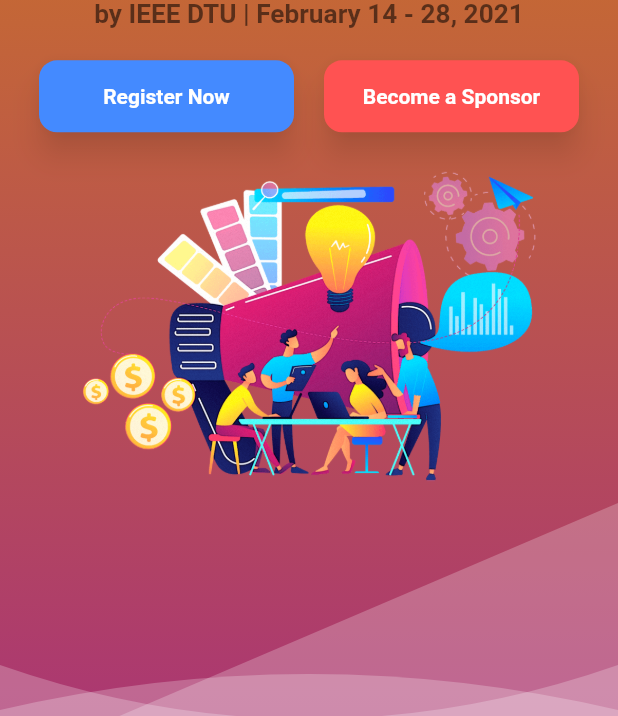
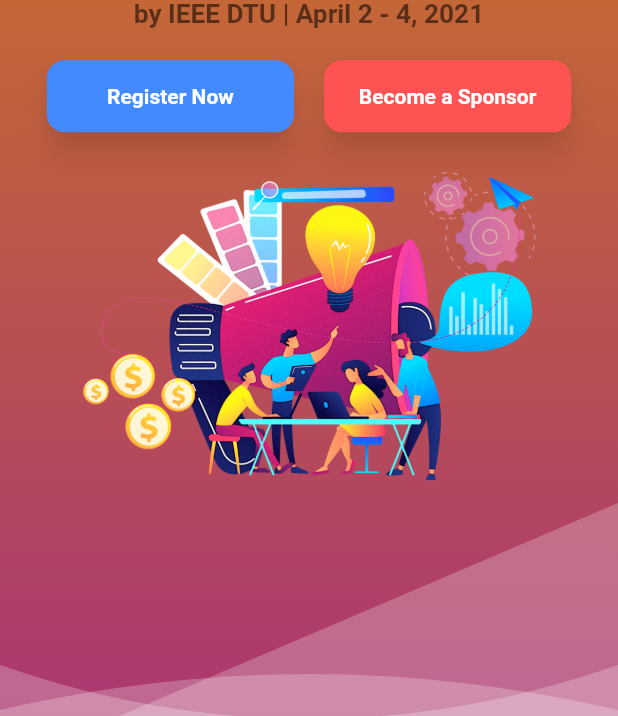
Before and after one commit to IEEEDTUCS/vihaan-21, a Flutter app: the screen it shows after launch, on a phone screen of 412 x 824 dp, the part 520-1236 px from its top. Run offline on Flutter 3.47's test engine with Material 2 defaults, Android fonts, the phone set to English and light mode, and no system bars; drawn by our look-alikes of scroll_to_index; our stand-ins replace expansion_tile_card, simple_animations; missing offline and left inert: dart:html, hovering; network calls fail; key blocks and very long unbroken strings in the code were emptied for the run.

Commit message:
fixed and hosted mobile site

```diff
--- a/lib/homepage/mobile_homepage.dart
+++ b/lib/homepage/mobile_homepage.dart
@@ -1,15 +1,11 @@
-import 'dart:math' as math;
-
 import 'package:flutter/material.dart';
 import 'package:scroll_to_index/scroll_to_index.dart';
 import 'package:vihaan_new/screensmobile/aboutus_m.dart';
-import 'package:vihaan_new/screensmobile/judges_m.dart';
-import 'package:vihaan_new/screensmobile/sponsor_m.dart';
+import 'package:vihaan_new/screensmobile/contactus_m.dart';
 import 'package:vihaan_new/screensmobile/faq_m.dart';
 import 'package:vihaan_new/screensmobile/landingpage_m.dart';
+import 'package:vihaan_new/screensmobile/sponsor_m.dart';
 import 'package:vihaan_new/screensmobile/team_m.dart';
-import 'package:vihaan_new/screensDesktop/timelinePage.dart';
-import 'package:vihaan_new/screensmobile/contactus_m.dart';
 
 class MobileHomePage extends StatefulWidget {
   final AutoScrollController controller;
@@ -20,12 +16,9 @@ class MobileHomePage extends StatefulWidget {
 }
 
 class _MobileHomePageState extends State<MobileHomePage> {
-  static const maxCount = 100;
-  final random = math.Random();
   final scrollDirection = Axis.vertical;
 
   AutoScrollController controller;
-  List<List<int>> randomList;
   Widget _wrapScrollTag({int index, Widget child}) => AutoScrollTag(
         key: ValueKey(index),
         controller: controller,
@@ -38,8 +31,6 @@ class _MobileHomePageState extends State<MobileHomePage> {
   void initState() {
     super.initState();
     controller = AutoScrollController(axis: scrollDirection);
-    randomList = List.generate(maxCount,
-        (index) => <int>[index, (1000 * random.nextDouble()).toInt()]);
   }
 
   @override
@@ -58,7 +49,15 @@ class _MobileHomePageState extends State<MobileHomePage> {
               decoration: BoxDecoration(
                 color: Colors.black,
               ),
-              child: Image(image: AssetImage("images/Vihaan_Logo.png")),
+              child: InkWell(
+                onTap: () {
+                  controller.scrollToIndex(0);
+                  Navigator.pop(context);
+                },
+                child: Image(
+                  image: AssetImage("images/Vihaan_Logo.png"),
+                ),
+              ),
             ),
             ListTile(
               title: Text('About Us'),
@@ -147,7 +146,9 @@ class _MobileHomePageState extends State<MobileHomePage> {
       ),
       body: SingleChildScrollView(
         controller: controller,
+        physics: BouncingScrollPhysics(),
         child: Column(
+          mainAxisSize: MainAxisSize.min,
           children: [
             //TODO: Vihaan Home Page
             _wrapScrollTag(
@@ -191,9 +192,8 @@ class _MobileHomePageState extends State<MobileHomePage> {
               child: Container(
                 height: MediaQuery.of(context).size.height * 1.5,
                 width: MediaQuery.of(context).size.width,
-                child: Stack(children: [
-                  TimelinePage(),
-                ]),
+                color: Colors.yellow,
+                child: Stack(children: []),
               ),
             ),
             _wrapScrollTag(
@@ -202,9 +202,7 @@ class _MobileHomePageState extends State<MobileHomePage> {
                 height: MediaQuery.of(context).size.height,
                 width: MediaQuery.of(context).size.width,
                 color: Colors.blueAccent,
-                child: Stack(children: [
-                  Judges(),
-                ]),
+                child: Stack(children: []),
               ),
             ),
             _wrapScrollTag(
--- a/lib/screensMobile/aboutus_m.dart
+++ b/lib/screensMobile/aboutus_m.dart
@@ -63,7 +63,8 @@ class AboutUs extends StatelessWidget {
                   borderRadius: BorderRadius.circular(25),
                 ),
               ),
-          )),
+            ),
+          ),
 
           // Flexible(
           //     child: Container(
--- a/lib/screensMobile/landingpage_m.dart
+++ b/lib/screensMobile/landingpage_m.dart
@@ -1,7 +1,8 @@
+import 'dart:math';
+
 import 'package:flutter/material.dart';
+import 'package:simple_animations/simple_animations.dart';
 import 'package:vihaan_new/widgets/animatedWave.dart';
-import 'package:simple_animations/simple_animations.dart';
-import 'dart:math';
 
 // class LandingPage extends StatelessWidget {
 //   @override
@@ -175,7 +176,7 @@ class LandingPageContent extends StatelessWidget {
                               fontWeight: FontWeight.bold),
                         ),
                         Text(
-                          'by IEEE DTU | February 14 - 28, 2021',
+                          'by IEEE DTU | April 2 - 4, 2021',
                           textScaleFactor: 1.25,
                           style: TextStyle(
                             fontWeight: FontWeight.bold,
@@ -197,15 +198,16 @@ class LandingPageContent extends StatelessWidget {
                               child: InkWell(
                                 onTap: () {},
                                 child: Container(
-                                  width: 170,
+                                  width: min(170, _width * 0.4),
                                   height: 48,
                                   child: Center(
-                                      child: Text(
-                                    "Register Now",
-                                    style: TextStyle(
-                                        color: Colors.white,
-                                        fontWeight: FontWeight.bold),
-                                  )),
+                                    child: Text(
+                                      "Register Now",
+                                      style: TextStyle(
+                                          color: Colors.white,
+                                          fontWeight: FontWeight.bold),
+                                    ),
+                                  ),
                                 ),
                               ),
                             ),
@@ -221,7 +223,7 @@ class LandingPageContent extends StatelessWidget {
                               child: InkWell(
                                 onTap: () {},
                                 child: Container(
-                                  width: 170,
+                                  width: min(170, _width * 0.4),
                                   height: 48,
                                   child: Center(
                                       child: Text(
```
Also changed, not shown: lib/screensMobile/faq_m.dart (+44 -17 lines), lib/screensMobile/team_m.dart (+8 -0 lines), 1 other file. Lines whose indentation alone changed are shown as unchanged.
